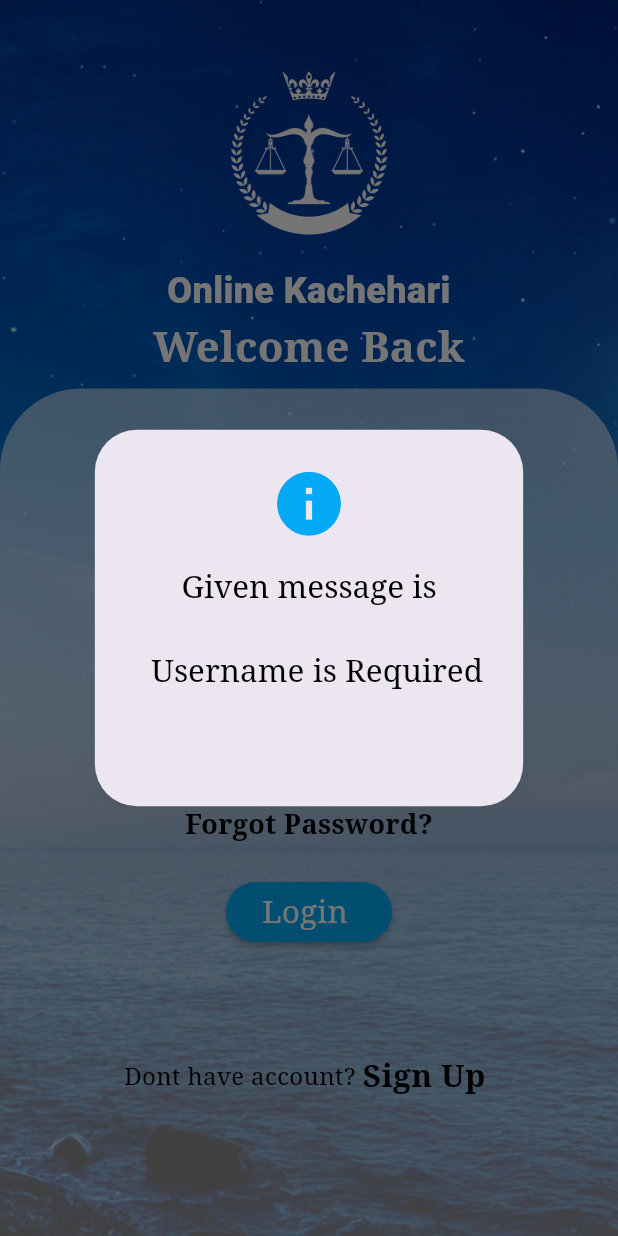
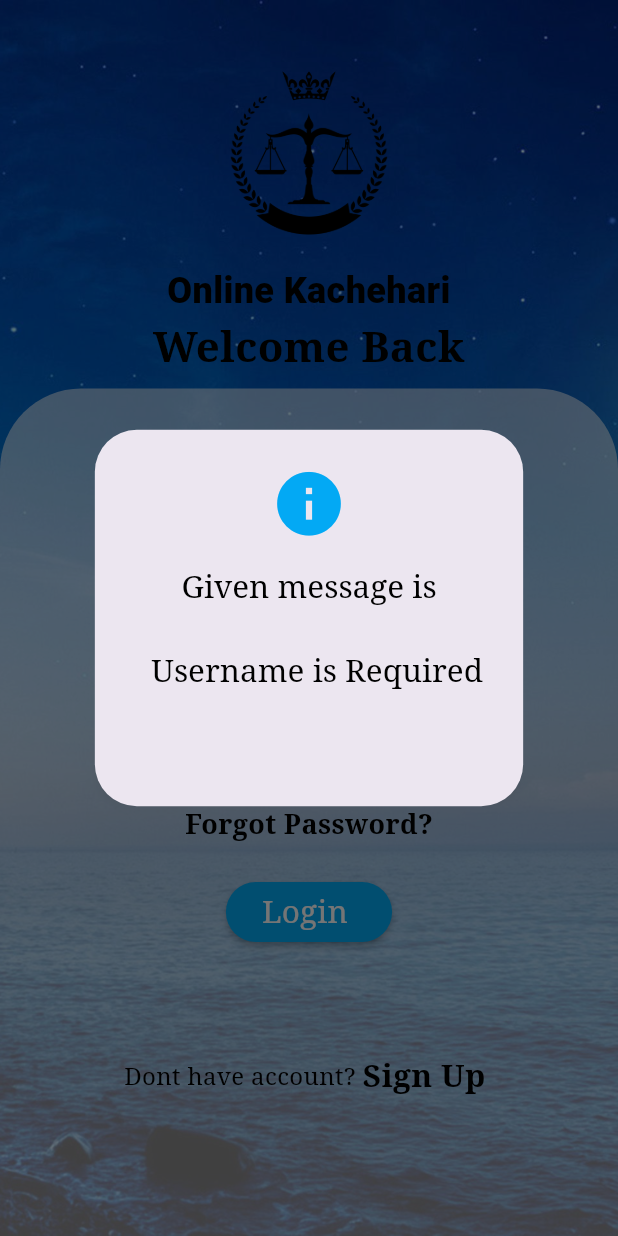
Before and after one commit to pradumkumar01/online_kachahari, a Flutter app: the screen it shows after launch, after a tap on "Login", on a phone screen of 412 x 824 dp. Run offline on Flutter 3.47's test engine with Material 3 defaults, Android fonts, the phone set to English and light mode, and no system bars; our stand-ins replace curved_navigation_bar, dio, fluttertoast, font_awesome_flutter, image_picker; Roboto replaces fonts that are missing (cursive).

Commit message:
add login page rest of code

```diff
--- a/lib/screens/Login_Screen.dart
+++ b/lib/screens/Login_Screen.dart
@@ -1,4 +1,6 @@
 // ignore_for_file: non_constant_identifier_names
+import 'dart:async';
+
 import 'package:dio/dio.dart';
 import 'package:flutter/material.dart';
 import 'package:flutter_online_kachehari/api/constants/Urls.dart';
@@ -17,7 +19,6 @@ class Login_Screen extends StatefulWidget {
 }
 
 class _Login_ScreenState extends State<Login_Screen> {
-
   final _TextFeildController_for_username = TextEditingController();
   final _TextFeildController_for_password = TextEditingController();
   late String _result_Login;
@@ -62,7 +63,7 @@ class _Login_ScreenState extends State<Login_Screen> {
                     alignment: Alignment.center,
                     child: Image.asset(
                       'assets/images/logo.png',
-                      color: Colors.white,
+                      color: Colors.black,
                     ),
                   ),
                   SizedBox(
@@ -72,7 +73,7 @@ class _Login_ScreenState extends State<Login_Screen> {
                       style: TextStyle(
                         fontSize: 24,
                         fontFamily: 'cursive',
-                        color: Colors.white,
+                        color: Colors.black,
                         fontWeight: FontWeight.w900,
                       ),
                       textAlign: TextAlign.center,
@@ -85,7 +86,7 @@ class _Login_ScreenState extends State<Login_Screen> {
                       style: TextStyle(
                         fontSize: 28,
                         fontFamily: 'serif',
-                        color: Colors.white,
+                        color: Colors.black,
                         fontWeight: FontWeight.w800,
                       ),
                       textAlign: TextAlign.center,
@@ -303,52 +304,67 @@ class _Login_ScreenState extends State<Login_Screen> {
     );
   }
 
-  void login_result() {
-
+  void login_result() async {
     String username = _TextFeildController_for_username.text;
     String password = _TextFeildController_for_password.text;
 
     //validation for username
-    if(username.trim() == ""){
-      showAlert(context,"Username is Required");
+    if (username.trim() == "") {
+      showAlert(context, "Username is Required");
       return;
     }
 
     //validation for password
-    if(password.trim() == ""){
-      showAlert(context,"Password is Required");
+    if (password.trim() == "") {
+      showAlert(context, "Password is Required");
       return;
     }
 
-    if(username.trim()!="" && password.trim()!=""){
-        final _dio = new Dio();
-        DioHelper dioHelper = new DioHelper(_dio);
-         var userdata = {
+    if (username.trim() != "" && password.trim() != "") {
+      final _dio = new Dio();
+      DioHelper dioHelper = new DioHelper(_dio);
+
+      var userdata = {
         "username": username,
         "password": password,
+      };
 
-      };
-    try{
-      final formData = FormData.fromMap(userdata);
-      final loginResponse = dioHelper.post(Urls().getApiUrl("user_login"),formData);
-       print('Response ==> ${loginResponse.toString()}');
-          showToaster('Response ==> ${loginResponse.toString()}');
+      try {
+        final formData = FormData.fromMap(userdata);
 
-      dynamic response = dioHelper.responseDecoder(loginResponse);
+        // Add await here
+        final loginResponse =
+            await dioHelper.post(Urls().getApiUrl("user_login"), formData);
 
+        print("Response ==> ${loginResponse.toString()}");
 
+        // Await ensures loginResponse is complete before decoding
+        dynamic response =
+            dioHelper.responseDecoder(loginResponse); // Extract the data part
+
+        int code = response["code"];
+        bool status = response["status"];
+        String message = response["message"];
+
+        if (status == true) {
+          showToaster(message);
+          Timer(Duration(seconds: 3), () {
+            Navigator.of(context).push(
+              new MaterialPageRoute(builder: (context) {
+                return HomePage();
+              }),
+            );
+          });
+        } else {
+          showAlert(context, "${message} Or User Does not Exist");
+        }
+      } on DioException catch (e) {
+        print("DioException Exception: ${e.response.toString()}");
+        showToaster("DioException Occurred: ${e.response.toString()}");
+      } catch (err) {
+        print("Uncaught Exception: ${err.toString()}");
+        showToaster("Exception Occurred: ${err.toString()}");
+      }
     }
-    on DioException  catch(e){
-          print('Dioexception  exception: ${e.response.toString()}');
-          showToaster('Dio exception occurred : ${e.response.toString()}');
-    }
-    catch(error){
-          print('un_caught exception : ${error.toString()}');
-          showToaster('un_caught exception : ${error.toString()}');
-    }
-      return;
-     }
-
-
   }
 }
```
